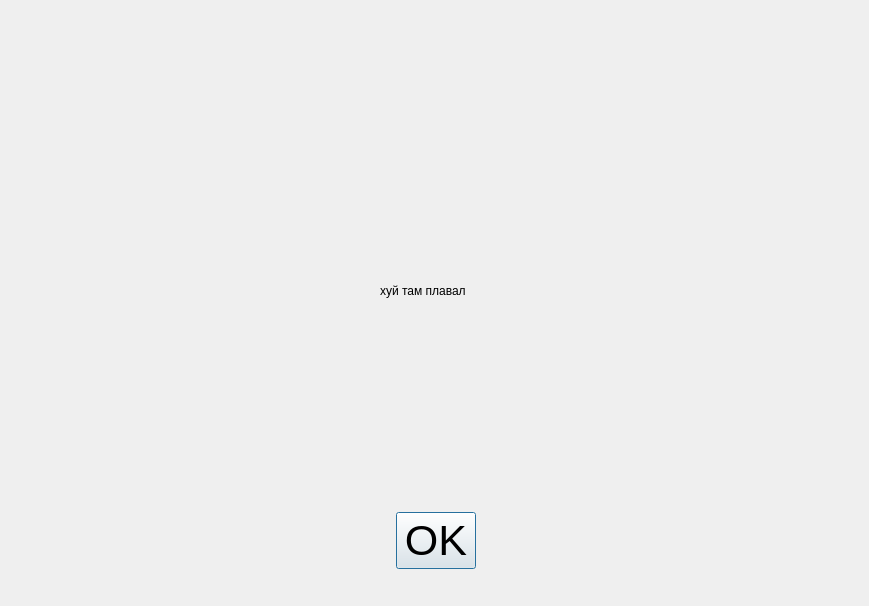
Old version of the form CursachDemo/dialogaboutgame.ui in the repository deviyan13/CourseProject.
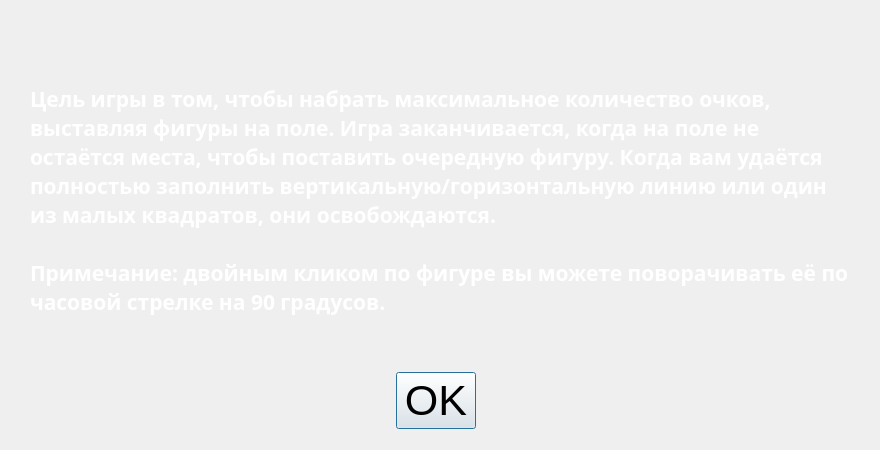
New version of the form.

The edit to the form file:
```diff
--- a/CursachDemo/dialogaboutgame.ui
+++ b/CursachDemo/dialogaboutgame.ui
@@ -6,18 +6,39 @@
    <rect>
     <x>0</x>
     <y>0</y>
-    <width>869</width>
-    <height>606</height>
+    <width>880</width>
+    <height>450</height>
    </rect>
   </property>
+  <property name="sizePolicy">
+   <sizepolicy hsizetype="Preferred" vsizetype="Preferred">
+    <horstretch>0</horstretch>
+    <verstretch>0</verstretch>
+   </sizepolicy>
+  </property>
+  <property name="minimumSize">
+   <size>
+    <width>880</width>
+    <height>450</height>
+   </size>
+  </property>
+  <property name="maximumSize">
+   <size>
+    <width>880</width>
+    <height>450</height>
+   </size>
+  </property>
   <property name="windowTitle">
    <string>About</string>
   </property>
+  <property name="styleSheet">
+   <string notr="true"/>
+  </property>
   <widget class="QDialogButtonBox" name="buttonBox">
    <property name="geometry">
     <rect>
      <x>320</x>
-     <y>510</y>
+     <y>370</y>
      <width>231</width>
      <height>61</height>
     </rect>
@@ -40,14 +61,35 @@
   <widget class="QLabel" name="label">
    <property name="geometry">
     <rect>
-     <x>380</x>
-     <y>250</y>
-     <width>201</width>
-     <height>81</height>
+     <x>30</x>
+     <y>20</y>
+     <width>821</width>
+     <height>361</height>
     </rect>
    </property>
+   <property name="font">
+    <font>
+     <family>Noto Serif Armenian</family>
+     <pointsize>16</pointsize>
+     <bold>true</bold>
+    </font>
+   </property>
+   <property name="styleSheet">
+    <string notr="true">color:rgb(255, 255, 255);</string>
+   </property>
    <property name="text">
-    <string>хуй там плавал</string>
+    <string>Цель игры в том, чтобы набрать максимальное количество очков, выставляя фигуры на поле. Игра заканчивается, когда на поле не остаётся места, чтобы поставить очередную фигуру. Когда вам удаётся полностью заполнить вертикальную/горизонтальную линию или один из малых квадратов, они освобождаются.
+
+Примечание: двойным кликом по фигуре вы можете поворачивать её по часовой стрелке на 90 градусов.</string>
+   </property>
+   <property name="scaledContents">
+    <bool>false</bool>
+   </property>
+   <property name="alignment">
+    <set>Qt::AlignLeading|Qt::AlignLeft|Qt::AlignVCenter</set>
+   </property>
+   <property name="wordWrap">
+    <bool>true</bool>
    </property>
   </widget>
  </widget>
```
